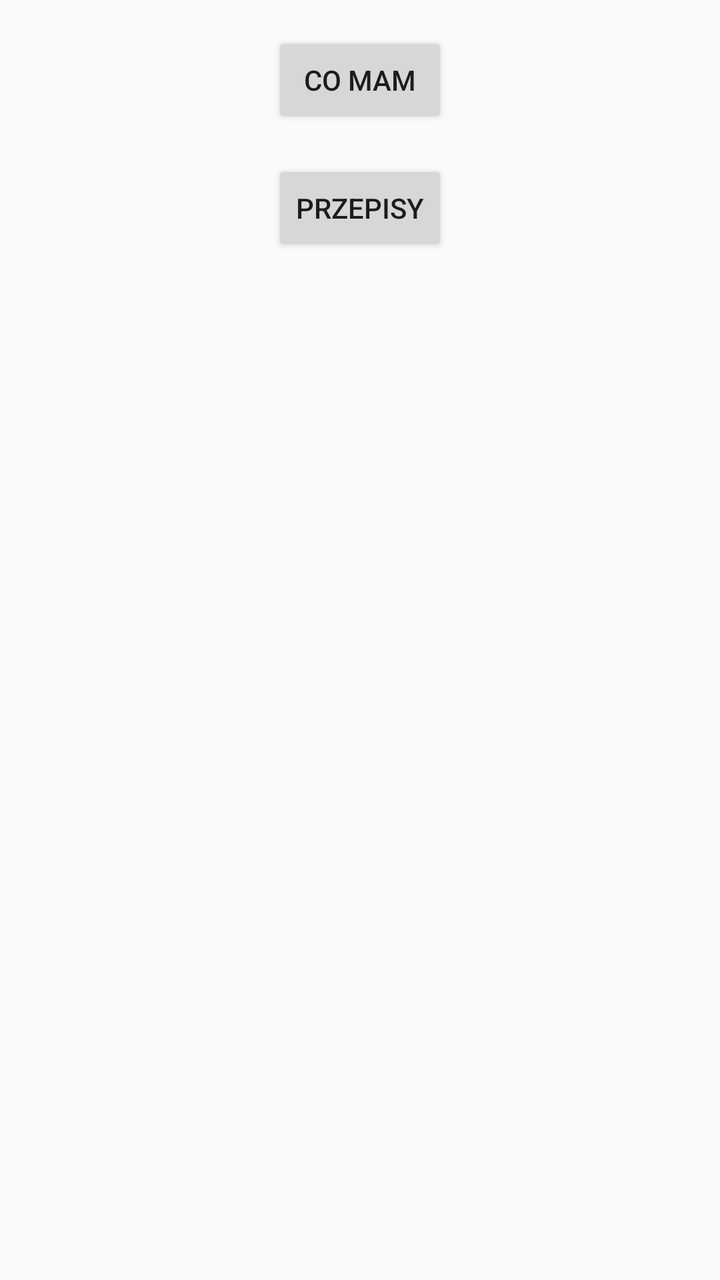
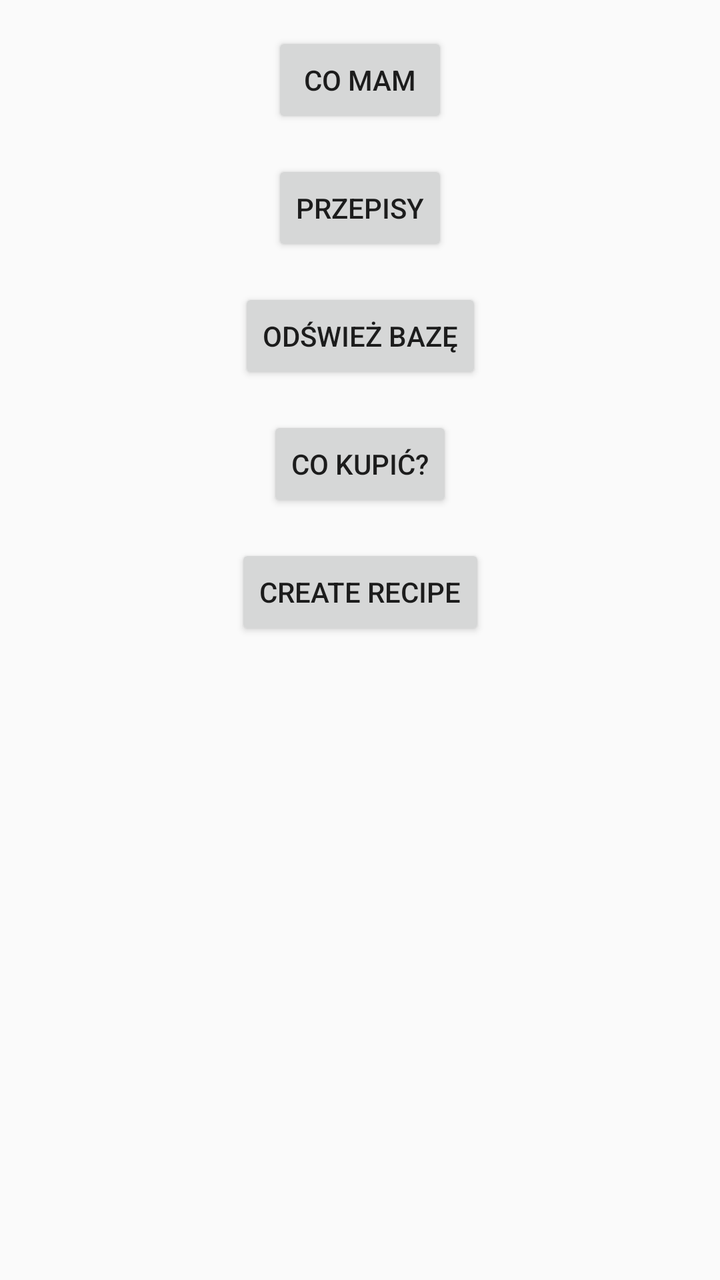

Two renders of the same Android screen: before a commit and after it. Below are the layout's source before the change and the commit's diff.
<!-- AndroidManifest.xml: application theme AppTheme -->
<!-- res/layout/activity_main.xml -->
<?xml version="1.0" encoding="utf-8"?>
<androidx.constraintlayout.widget.ConstraintLayout xmlns:android="http://schemas.android.com/apk/res/android"
    xmlns:app="http://schemas.android.com/apk/res-auto"
    xmlns:tools="http://schemas.android.com/tools"
    android:layout_width="match_parent"
    android:layout_height="match_parent"
    tools:context=".MainActivity">

    <Button
        android:id="@+id/button"
        android:layout_width="wrap_content"
        android:layout_height="wrap_content"
        android:layout_marginTop="16dp"
        android:onClick="fillStorage"
        android:text="@string/storage"
        app:layout_constraintEnd_toEndOf="parent"
        app:layout_constraintStart_toStartOf="parent"
        app:layout_constraintTop_toTopOf="parent" />

    <Button
        android:id="@+id/button2"
        android:layout_width="wrap_content"
        android:layout_height="wrap_content"
        android:layout_marginTop="16dp"
        android:text="@string/book"
        app:layout_constraintEnd_toEndOf="parent"
        app:layout_constraintStart_toStartOf="parent"
        app:layout_constraintTop_toBottomOf="@+id/button" />
</androidx.constraintlayout.widget.ConstraintLayout>
<!-- resources referenced by this layout -->
<resources>
  <string name="book">Przepisy</string>
  <string name="storage">Co mam</string>
  <style name="AppTheme" parent="Theme.AppCompat.Light.DarkActionBar">
          
          <item name="colorPrimary">@color/colorPrimary</item>
          <item name="colorPrimaryDark">@color/colorPrimaryDark</item>
          <item name="colorAccent">@color/colorAccent</item>
      </style>
  <color name="colorPrimary">#6200EE</color>
  <color name="colorPrimaryDark">#3700B3</color>
  <color name="colorAccent">#03DAC5</color>
</resources>

<!-- the commit's change to res/layout/activity_main.xml (unified diff, before → after) -->
@@ -1,29 +1,70 @@
 <?xml version="1.0" encoding="utf-8"?>
-<androidx.constraintlayout.widget.ConstraintLayout xmlns:android="http://schemas.android.com/apk/res/android"
-    xmlns:app="http://schemas.android.com/apk/res-auto"
-    xmlns:tools="http://schemas.android.com/tools"
+<androidx.coordinatorlayout.widget.CoordinatorLayout xmlns:android="http://schemas.android.com/apk/res/android"
+    android:id="@+id/mainCoordLayout"
     android:layout_width="match_parent"
-    android:layout_height="match_parent"
-    tools:context=".MainActivity">
+    android:layout_height="match_parent">
 
-    <Button
-        android:id="@+id/button"
-        android:layout_width="wrap_content"
-        android:layout_height="wrap_content"
-        android:layout_marginTop="16dp"
-        android:onClick="fillStorage"
-        android:text="@string/storage"
-        app:layout_constraintEnd_toEndOf="parent"
-        app:layout_constraintStart_toStartOf="parent"
-        app:layout_constraintTop_toTopOf="parent" />
+    <androidx.constraintlayout.widget.ConstraintLayout
+        xmlns:app="http://schemas.android.com/apk/res-auto"
+        xmlns:tools="http://schemas.android.com/tools"
+        android:layout_width="match_parent"
+        android:layout_height="match_parent"
+        tools:context=".activities.MainActivity">
 
-    <Button
-        android:id="@+id/button2"
-        android:layout_width="wrap_content"
-        android:layout_height="wrap_content"
-        android:layout_marginTop="16dp"
-        android:text="@string/book"
-        app:layout_constraintEnd_toEndOf="parent"
-        app:layout_constraintStart_toStartOf="parent"
-        app:layout_constraintTop_toBottomOf="@+id/button" />
-</androidx.constraintlayout.widget.ConstraintLayout>
+        <Button
+            android:id="@+id/button"
+            android:layout_width="wrap_content"
+            android:layout_height="wrap_content"
+            android:layout_marginTop="16dp"
+            android:onClick="fillStorage"
+            android:text="@string/storage"
+            app:layout_constraintEnd_toEndOf="parent"
+            app:layout_constraintStart_toStartOf="parent"
+            app:layout_constraintTop_toTopOf="parent" />
+
+        <Button
+            android:id="@+id/button2"
+            android:layout_width="wrap_content"
+            android:layout_height="wrap_content"
+            android:layout_marginTop="16dp"
+            android:onClick="showRecipes"
+            android:text="@string/book"
+            app:layout_constraintEnd_toEndOf="parent"
+            app:layout_constraintStart_toStartOf="parent"
+            app:layout_constraintTop_toBottomOf="@+id/button" />
+
+        <Button
+            android:id="@+id/button3"
+            android:layout_width="wrap_content"
+            android:layout_height="wrap_content"
+            android:layout_marginTop="16dp"
+            android:onClick="resetDb"
+            android:text="@string/initDb"
+            app:layout_constraintEnd_toEndOf="parent"
+            app:layout_constraintStart_toStartOf="parent"
+            app:layout_constraintTop_toBottomOf="@+id/button2" />
+
+        <Button
+            android:id="@+id/buttonTest"
+            android:layout_width="wrap_content"
+            android:layout_height="wrap_content"
+            android:layout_marginTop="16dp"
+            android:onClick="whatToBuy"
+            android:text="@string/what_to_buy"
+            app:layout_constraintEnd_toEndOf="parent"
+            app:layout_constraintStart_toStartOf="parent"
+            app:layout_constraintTop_toBottomOf="@+id/button3" />
+
+        <Button
+            android:id="@+id/createRecipeButton"
+            android:layout_width="wrap_content"
+            android:layout_height="wrap_content"
+            android:layout_marginTop="16dp"
+            android:onClick="createRecipe"
+            android:text="Create Recipe"
+            app:layout_constraintEnd_toEndOf="parent"
+            app:layout_constraintStart_toStartOf="parent"
+            app:layout_constraintTop_toBottomOf="@+id/buttonTest" />
+    </androidx.constraintlayout.widget.ConstraintLayout>
+
+</androidx.coordinatorlayout.widget.CoordinatorLayout>
<!-- resource entries referenced after the edit -->
@@ -1,12 +1,15 @@
 <!-- resources referenced by this layout -->
 <resources>
   <string name="book">Przepisy</string>
+  <string name="initDb">Odśwież bazę</string>
   <string name="storage">Co mam</string>
+  <string name="what_to_buy">Co kupić?</string>
   <style name="AppTheme" parent="Theme.AppCompat.Light.DarkActionBar">
           
           <item name="colorPrimary">@color/colorPrimary</item>
           <item name="colorPrimaryDark">@color/colorPrimaryDark</item>
           <item name="colorAccent">@color/colorAccent</item>
+          <item name="colorSurface">@color/design_default_color_background</item>
       </style>
   <color name="colorPrimary">#6200EE</color>
   <color name="colorPrimaryDark">#3700B3</color>
